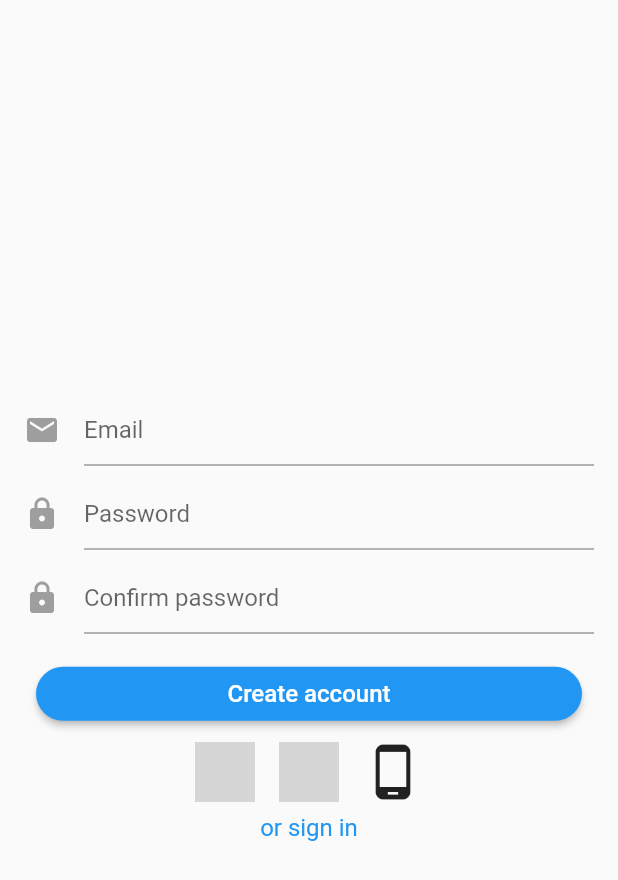
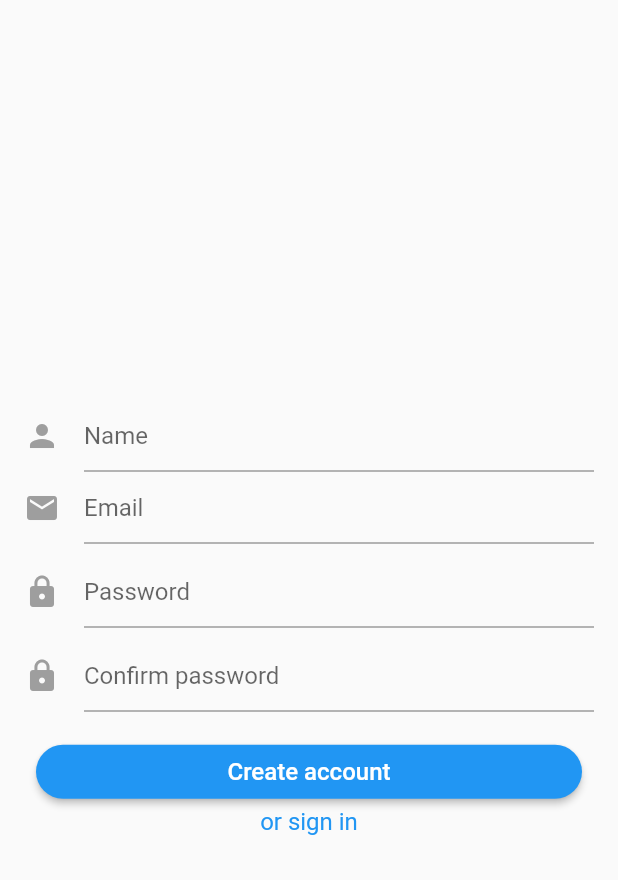
Before and after one commit to litslink/flutter-firebase-auth-blueprint, a Flutter app: the ProfileWidget screen opened by its route, after a tap on "Logout", after a tap on "Sign in", after a tap on "or create an account", on a phone screen of 412 x 824 dp. Shown: the top 880 px of the screen. Run offline on Flutter 3.47's test engine with Material 2 defaults, Android fonts, the phone set to English and light mode, and no system bars; our stand-ins replace bloc, firebase_auth, flutter_bloc, google_sign_in; accounts and stored records are empty; network calls fail; grey boxes are pictures that could not be loaded.

Commit message:
Added name field to auth process

```diff
--- a/lib/features/auth/auth_bloc.dart
+++ b/lib/features/auth/auth_bloc.dart
@@ -17,7 +17,7 @@ class AuthBloc extends Bloc<AuthEvent, AuthState> {
   Stream<AuthState> mapEventToState(AuthEvent event) async* {
     if (event is SignUp) {
       yield Loading();
-      await authRepository.signUp(event.email, event.password);
+      await authRepository.signUp(event.name, event.email, event.password);
       final currentUser = await authRepository.getUser();
       yield AuthSuccessful(currentUser.displayName);
     } else if (event is SignIn) {
--- a/lib/features/auth/auth_event.dart
+++ b/lib/features/auth/auth_event.dart
@@ -8,10 +8,11 @@ class SignIn extends AuthEvent {
 }
 
 class SignUp extends AuthEvent {
+  final String name;
   final String email;
   final String password;
 
-  SignUp(this.email, this.password);
+  SignUp(this.name, this.email, this.password);
 }
 
 class SignInWithGoogle extends AuthEvent {}
--- a/lib/features/auth/auth_widget.dart
+++ b/lib/features/auth/auth_widget.dart
@@ -22,6 +22,7 @@ class AuthWidget extends StatefulWidget {
 }
 
 class _AuthWidgetState extends State<AuthWidget> {
+  final _nameController = TextEditingController();
   final _emailController = TextEditingController();
   final _passwordController = TextEditingController();
 
@@ -40,6 +41,7 @@ class _AuthWidgetState extends State<AuthWidget> {
   @override
   void dispose() {
     super.dispose();
+    _nameController.dispose();
     _emailController.dispose();
     _passwordController.dispose();
   }
@@ -163,6 +165,23 @@ class _AuthWidgetState extends State<AuthWidget> {
             padding: const EdgeInsets.only(left: 16, right: 16),
             child: TextFormField(
               maxLines: 1,
+              keyboardType: TextInputType.text,
+              autofocus: false,
+              decoration: InputDecoration(
+                  hintText: 'Name',
+                  icon: Icon(
+                    Icons.person,
+                    color: Colors.grey,
+                  )),
+              validator: (value) => value.isEmpty
+                  ? 'Name can\'t be empty' : null,
+              controller: _nameController,
+            ),
+          ),
+          Padding(
+            padding: const EdgeInsets.only(left: 16, right: 16),
+            child: TextFormField(
+              maxLines: 1,
               keyboardType: TextInputType.emailAddress,
               autofocus: false,
               decoration: InputDecoration(
@@ -221,6 +240,7 @@ class _AuthWidgetState extends State<AuthWidget> {
               onPressed: () {
                 if (_signUpFormKey.currentState.validate()) {
                   final event = SignUp(
+                      _nameController.text,
                       _emailController.text,
                       _passwordController.text
                   );
@@ -228,7 +248,6 @@ class _AuthWidgetState extends State<AuthWidget> {
                 }
               }
           ),
-          _buildAdditionSignInMethod(context),
           GestureDetector(
             onTap: () {
               setState(() {
--- a/lib/features/home/home_widget.dart
+++ b/lib/features/home/home_widget.dart
@@ -52,7 +52,7 @@ class _HomeWidgetState extends State<HomeWidget> {
             title: Text('Notifications'),
           ),
           BottomNavigationBarItem(
-            icon: Icon(Icons.supervised_user_circle),
+            icon: Icon(Icons.person),
             title: Text('Profile'),
           ),
         ],
--- a/lib/features/profile/profile_widget.dart
+++ b/lib/features/profile/profile_widget.dart
@@ -1,6 +1,7 @@
 import 'package:flutter/material.dart';
 import 'package:flutter/widgets.dart';
 import 'package:flutter_bloc/flutter_bloc.dart';
+import 'package:flutter_firebase_auth_blueprint/features/profile/edit/edit_profile_widget.dart';
 import 'package:provider/provider.dart';
 
 import '../../model/user.dart';
@@ -17,7 +18,30 @@ class ProfileWidget extends StatelessWidget {
   @override
   Widget build(BuildContext context) {
     final authRepository = Provider.of<AuthRepository>(context);
-    return BlocProvider(
+    return Scaffold(
+      appBar: AppBar(
+        title: Text('Profile',
+          style: TextStyle(fontSize: 18, color: Colors.black),
+        ),
+        automaticallyImplyLeading: false,
+        backgroundColor: Colors.white,
+        actions: <Widget>[
+          GestureDetector(
+            onTap: () {
+              Navigator.of(context).pushNamed(EditProfileWidget.route);
+            },
+            child: Center(
+              child: Padding(
+                padding: const EdgeInsets.all(16.0),
+                child: Text('Edit',
+                  style: TextStyle(fontSize: 16, color: Colors.blue),
+                ),
+              ),
+            ),
+          )
+        ],
+      ),
+      body: BlocProvider(
         create: (_) => ProfileBloc(authRepository)..add(FetchProfileInfo()),
         child: BlocConsumer<ProfileBloc, ProfileState>(
           listener: (_, state) {
@@ -34,6 +58,7 @@ class ProfileWidget extends StatelessWidget {
               return _buildProfileInfo(context, state.user);
             }
           },
+        ),
       ),
     );
   }
--- a/lib/main.dart
+++ b/lib/main.dart
@@ -1,5 +1,6 @@
 import 'package:flutter/cupertino.dart';
 import 'package:flutter/material.dart';
+import 'package:flutter_firebase_auth_blueprint/features/profile/edit/edit_profile_widget.dart';
 import 'package:provider/provider.dart';
 
 import 'features/auth/auth_widget.dart';
@@ -26,7 +27,8 @@ class App extends StatelessWidget {
           AuthWidget.route: (_) => AuthWidget(),
           ProfileWidget.route: (_) => ProfileWidget(),
           PhoneVerificationWidget.route: (_) => PhoneVerificationWidget(),
-          PasswordResetWidget.route: (_) => PasswordResetWidget()
+          PasswordResetWidget.route: (_) => PasswordResetWidget(),
+          EditProfileWidget.route: (_) => EditProfileWidget()
         },
       ),
     );
--- a/lib/repository/auth_repository.dart
+++ b/lib/repository/auth_repository.dart
@@ -11,8 +11,12 @@ class AuthRepository {
 
   AuthRepository(this.auth, this.googleSignIn);
 
-  Future<void> signUp(String email, String password) async {
+  Future<void> signUp(String name, String email, String password) async {
     await auth.createUserWithEmailAndPassword(email: email, password: password);
+
+    final info = UserUpdateInfo()
+      ..displayName = name;
+    await (await auth.currentUser()).updateProfile(info);
   }
 
   Future<void> signIn(String email, String password) async {
```
Also changed, not shown: lib/features/profile/edit/edit_profile_widget.dart (added, +34 -0 lines). Lines whose indentation alone changed are shown as unchanged.
